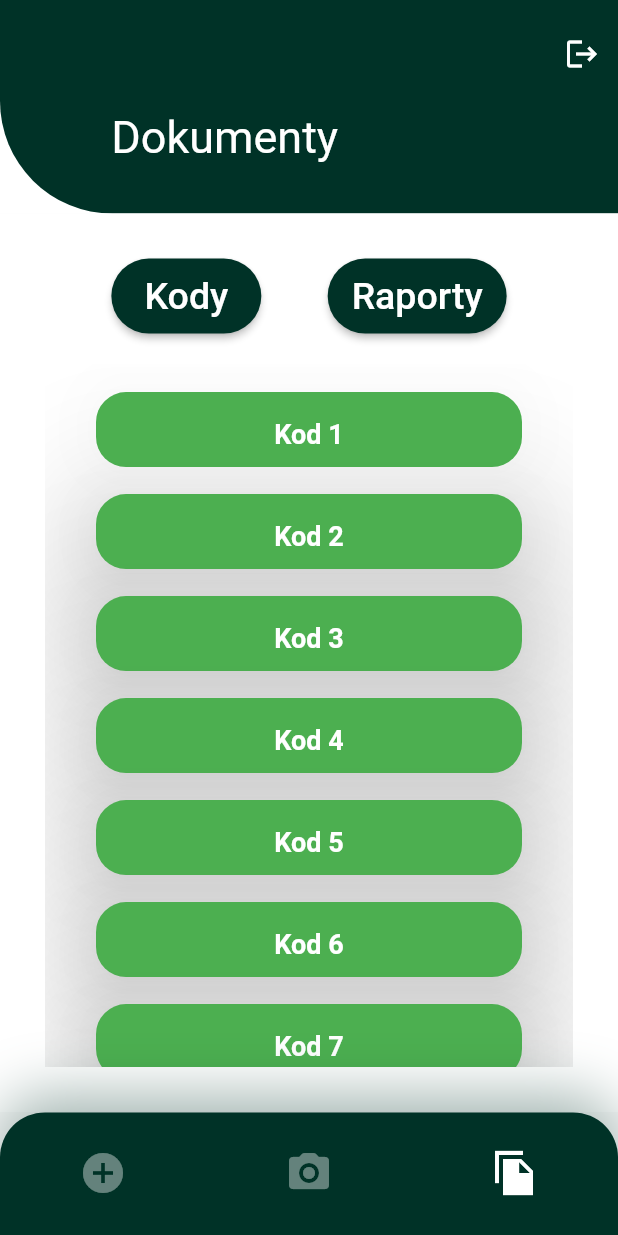
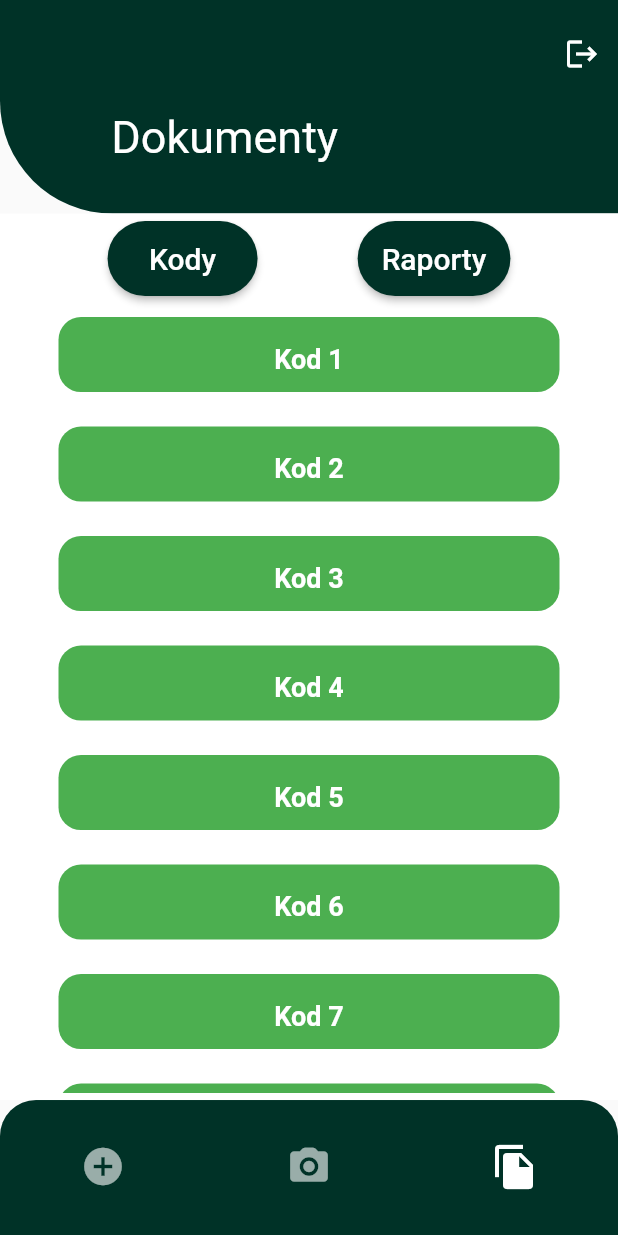
Before and after one commit to Lokinado/flutter_inventory_app, a Flutter app: the screen it shows once a user with an empty profile is signed in, item 3 of the bottom bar chosen, after a tap on "Kody", on a phone screen of 412 x 824 dp. Run offline on Flutter 3.47's test engine with Material 2 defaults, Android fonts, the light colour scheme and no system bars; our stand-ins replace camera, firebase_auth, firebase_core; accounts and stored records are empty; Roboto replaces fonts that are missing (Montserrat).

Commit message:
random commit

```diff
--- /dev/null
+++ b/lib/components/place_choose_button.dart
@@ -0,0 +1,43 @@
+import 'package:flutter/material.dart';
+
+class PlaceButton extends StatefulWidget {
+  PlaceButton({Key? key,
+    required this.onTap,
+    required this.locationVertically,
+    required this.locationHorizontally
+  }) : super(key: key);
+
+  final locationVertically;
+  final locationHorizontally;
+  final Function()? onTap;
+
+
+  @override
+  State<PlaceButton> createState() => _PlaceButtonState();
+}
+
+class _PlaceButtonState extends State<PlaceButton> {
+  var choosenValue = 0;
+  var value = 1;
+  @override
+  Widget build(BuildContext context) {
+    return Container(
+      alignment: Alignment(widget.locationHorizontally, widget.locationVertically),
+      child: ElevatedButton(
+        onPressed: () {
+          setState(() {
+            value = value+1;
+          });
+        },
+
+        child: Text('Sum = ${value}'),
+        style: ElevatedButton.styleFrom(
+          shape: RoundedRectangleBorder(
+            borderRadius: BorderRadius.circular(10),
+          ),
+
+        ),
+      ),
+    );
+  }
+}
--- a/lib/pages/documents/file_page.dart
+++ b/lib/pages/documents/file_page.dart
@@ -1,11 +1,9 @@
 import 'package:flutter/material.dart';
 import 'package:inventory_app/components/topbodysection.dart';
-import 'package:inventory_app/pages/documents/filehomebody.dart';
 import 'package:inventory_app/pages/documents/raporty.dart';
 
 import 'details_arguments.dart';
 import 'kody.dart';
-
 
 class FilePage extends StatefulWidget {
   @override
@@ -16,13 +14,14 @@ class _FilePageState extends State<FilePage> {
   @override
   Widget build(BuildContext context) {
     final Size rozmiar = MediaQuery.of(context).size;
-    return Scaffold(
-      body: Container(
-        color: Colors.white,
+    return Container(
+      //color: const Color.fromRGBO(0, 50, 39, 1),
       child: Column(
+        mainAxisAlignment: MainAxisAlignment.spaceEvenly,
         children: [
-            FileHomePage(
-              title: "Dokumenty",
+          TopBodySection(
+            key: UniqueKey(),
+            tekst: "Dokumenty",
             size: rozmiar,
             location: Location.right,
           ),
@@ -31,10 +30,10 @@ class _FilePageState extends State<FilePage> {
           ),
         ],
       ),
-      ),
     );
   }
 }
+
 class MainPage extends StatefulWidget {
   const MainPage({Key? key});
 
@@ -42,8 +41,12 @@ class MainPage extends StatefulWidget {
   _MainPageState createState() => _MainPageState();
 }
 
-class _MainPageState extends State<MainPage> {
+class _MainPageState extends State<MainPage>
+    with AutomaticKeepAliveClientMixin<MainPage> {
   String _selectedList = '';
+
+  @override
+  bool get wantKeepAlive => true;
 
   void _showList(String listName) {
     setState(() {
@@ -55,13 +58,9 @@ class _MainPageState extends State<MainPage> {
   Widget build(BuildContext context) {
     return Scaffold(
       appBar: null,
-      body: Column(
-        children: [
-
-          Expanded(
-            child: Container(
+      body: Container(
         color: Colors.white,
-              padding: const EdgeInsets.all(30),
+        padding: const EdgeInsets.all(5),
         child: Column(
           mainAxisAlignment: MainAxisAlignment.spaceEvenly,
           crossAxisAlignment: CrossAxisAlignment.stretch,
@@ -75,13 +74,13 @@ class _MainPageState extends State<MainPage> {
                     minimumSize: const Size(100, 50),
                     primary: Color.fromRGBO(0, 50, 39, 1),
                     shape: RoundedRectangleBorder(
-                            borderRadius: BorderRadius.circular(35),
+                      borderRadius: BorderRadius.circular(30),
                     ),
                   ),
                   child: const Text(
                     'Kody',
                     style: TextStyle(
-                            fontSize: 25,
+                      fontSize: 20,
                       color: Colors.white,
                     ),
                   ),
@@ -92,39 +91,34 @@ class _MainPageState extends State<MainPage> {
                     minimumSize: const Size(100, 50),
                     primary: Color.fromRGBO(0, 50, 39, 1),
                     shape: RoundedRectangleBorder(
-                            borderRadius: BorderRadius.circular(35),
+                      borderRadius: BorderRadius.circular(30),
                     ),
                   ),
                   child: const Text(
                     'Raporty',
                     style: TextStyle(
-                            fontSize: 25,
+                      fontSize: 20,
                       color: Colors.white,
                     ),
                   ),
                 ),
               ],
             ),
-                  Container(height: 20),
             _selectedList == ''
                 ? Container()
                 : Expanded(
               child: ListView.separated(
-                            padding: const EdgeInsets.symmetric(
-                                horizontal: 30, vertical: 15),
-                            separatorBuilder: (context, index) =>
-                                const SizedBox(height: 10),
-                            itemCount: _selectedList == 'Kody'
-                                ? Kody.ilosc
-                                : Raporty.ilosc,
+                padding: const EdgeInsets.symmetric(horizontal: 30, vertical: 10),
+                separatorBuilder: (context, index) => const SizedBox(height: 15),
+                itemCount: _selectedList == 'Kody' ? Kody.ilosc : Raporty.ilosc,
                 itemBuilder: (context, index) {
                   final String tileTitle = _selectedList == 'Kody'
                       ? 'Kod ${index + 1}'
                       : 'Raport ${index + 1}';
                   return Card(
-                                elevation: 40,
+                    elevation: 0,
                     shape: RoundedRectangleBorder(
-                                  borderRadius: BorderRadius.circular(20),
+                      borderRadius: BorderRadius.circular(15),
                     ),
                     color: Colors.green,
                     child: Container(
@@ -143,8 +137,7 @@ class _MainPageState extends State<MainPage> {
                           Navigator.push(
                             context,
                             MaterialPageRoute(
-                                          builder: (context) =>
-                                              DetailsPage(title: tileTitle),
+                              builder: (context) => DetailsPage(title: tileTitle),
                             ),
                           );
                         },
@@ -156,9 +149,6 @@ class _MainPageState extends State<MainPage> {
             ),
           ],
         ),
-            ),
-          ),
-        ],
       ),
     );
   }
@@ -173,6 +163,8 @@ class DetailsPage extends StatelessWidget {
   Widget build(BuildContext context) {
     return Scaffold(
       appBar: AppBar(
+        backgroundColor: Color.fromRGBO(0, 50, 39, 1),
+        toolbarHeight: 80,
         title: Text('Szczegóły: $title'),
       ),
       body: Center(
--- /dev/null
+++ b/lib/pages/documents/filehomebodypage.dart
@@ -0,0 +1,56 @@
+import 'package:flutter/material.dart';
+import 'package:inventory_app/components/topbodysection.dart';
+import 'package:inventory_app/pages/documents/details_arguments.dart';
+import 'package:inventory_app/pages/documents/kody.dart';
+import 'package:inventory_app/pages/documents/raporty.dart';
+import 'package:inventory_app/pages/scanner/scanner_page.dart';
+import 'package:inventory_app/components/topbodysection.dart';
+import 'package:inventory_app/components/rounded_rectangle.dart';
+
+class CenterFileHomePage extends StatefulWidget {
+  CenterFileHomePage({Key? key, required this.size, required this.location})
+      : super(key: key);
+
+  final Size size;
+  final Location location;
+
+  @override
+  State<CenterFileHomePage> createState() => _CenterFileHomePageState();
+}
+
+class _CenterFileHomePageState extends State<CenterFileHomePage>
+    with AutomaticKeepAliveClientMixin<CenterFileHomePage> {
+  String _selectedList = '';
+
+  @override
+  bool get wantKeepAlive => true;
+
+  void _showList(String listName) {
+    setState(() {
+      _selectedList = listName;
+    });
+  }
+
+  double roundness = 75;
+
+  @override
+  Widget build(BuildContext context) {
+    var elemWidth = widget.size.width * 0.9;
+    return Container(
+      height: double.infinity,
+      color: const Color.fromRGBO(0, 50, 39, 1),
+      child: Container(
+        width: widget.size.width,
+        decoration: BoxDecoration(
+          color: Colors.white,
+          borderRadius: BorderRadius.only(
+            topRight: Radius.circular(
+                widget.location == Location.right? roundness : 0),
+            topLeft: Radius.circular(
+                widget.location == Location.left? roundness : 0),
+          ),
+        ),
+      ),
+    );
+  }
+}
--- a/lib/pages/logged_page.dart
+++ b/lib/pages/logged_page.dart
@@ -14,110 +14,93 @@ class loggedMainPage extends StatefulWidget {
 }
 
 class _loggedMainPageState extends State<loggedMainPage>
-    with SingleTickerProviderStateMixin {
-
-  late TabController _tabController;
-  var selected = 1;
-
+    with SingleTickerProviderStateMixin, AutomaticKeepAliveClientMixin {
+  var _selectedPageIndex = 1;
+  late PageController _pageController;
+  List<Widget> _pages = [AddPage(), WyborMiejsca(), FilePage()];
 
   void signUserOut() async {
     await FirebaseAuth.instance.signOut();
   }
 
-  // Creatino and dispose of the element
+  @override
+  bool get wantKeepAlive => true;
+
 
   @override
   void initState() {
     super.initState();
-    _tabController = TabController(length: 3, vsync: this,
-        initialIndex: selected);
+    _pageController = PageController(initialPage: _selectedPageIndex);
+
   }
 
   @override
   void dispose() {
-    _tabController.dispose();
+    _pageController.dispose();
     super.dispose();
   }
 
-  //  Main page
-
   @override
   Widget build(BuildContext context) {
+    super.build(context); // Ensure the super build method is called
     return Scaffold(
-      appBar: buildAppBar(),  // With logged button
+      appBar: buildAppBar(),
+      body: PageView(
+        controller: _pageController,
+        onPageChanged: (index) {
+          setState(() {
+            _selectedPageIndex = index;
+          });
+        },
+        pageSnapping: true,
+        children: _pages,
+      ),
+      bottomNavigationBar: Container(
+        height: widget.size.height * 0.11,
+        child: ClipRRect(
+          borderRadius: const BorderRadius.only(
+            topRight: Radius.circular(24),
+            topLeft: Radius.circular(24),
+          ),
+          child: BottomNavigationBar(
+            currentIndex: _selectedPageIndex,
+            selectedIconTheme: const IconThemeData(
+              color: Colors.white,
+              size: 32,
+            ),
+            unselectedIconTheme: const IconThemeData(
+              color: Colors.white60,
+              size: 30,
+            ),
+            showSelectedLabels: false,
+            showUnselectedLabels: false,
+            backgroundColor: const Color.fromRGBO(0, 50, 39, 1),
+            onTap: (selectedPageIndex) {
+              setState(() {
+                _selectedPageIndex = selectedPageIndex;
+                _pageController.jumpToPage(selectedPageIndex);
+              });
+            },
+            items: const [
+              BottomNavigationBarItem(
+                icon: Icon(Icons.add_circle_outlined),
+                label: "addpage",
+              ),
+              BottomNavigationBarItem(
+                icon: Icon(Icons.camera_alt_rounded),
+                label: "Camera",
+              ),
+              BottomNavigationBarItem(
+                icon: Icon(Icons.file_copy),
+                label: "Files",
+              ),
+            ],
+          ),
 
-      body: TabBarView(
-        controller: _tabController,
-        physics: NeverScrollableScrollPhysics(),
-        children: <Widget>[
-          AddPage(),
-          WyborMiejsca(),
-          FilePage(),
-        ],
-      ),
-
-
-      bottomNavigationBar: Container(
-        height: widget.size.height * 0.1, // Bottom bar is 10% of the height
-        decoration: BoxDecoration(
-          boxShadow: [
-            BoxShadow(
-              offset: const Offset(0, -10),
-              blurRadius: 35,
-              color: const Color.fromRGBO(0, 50, 39, 1).withOpacity(0.38),
-            ),
-          ],
-          color: const Color.fromRGBO(0, 50, 39, 1),
-          borderRadius: const BorderRadius.only(
-            topLeft: Radius.circular(30),
-            topRight: Radius.circular(30),
-          ),
-        ),
-
-        //  The bottm bar itself
-        child: TabBar(
-          indicator: BoxDecoration(),
-          controller: _tabController,
-          onTap: (index) {
-            setState(() {
-              selected = index;
-            });
-          },
-          tabs: <Widget>[
-
-            //  Addition page
-            Tab(
-              icon: Icon(
-                Icons.add_circle_outlined,
-                size: 32,
-                color: Color.fromARGB(selected == 0 ? 255 : 100, 255, 255, 255),
-              ),
-            ),
-
-            // Scanner page
-            Tab(
-              icon: Icon(
-                Icons.camera_alt_rounded,
-                size: 32,
-                color: Color.fromARGB(selected == 1 ? 255 : 100, 255, 255, 255),
-              ),
-            ),
-
-            // File Page
-            Tab(
-              icon: Icon(
-                Icons.file_copy_sharp,
-                size: 32,
-                color: Color.fromARGB(selected == 2 ? 255 : 100, 255, 255, 255),
-              ),
-            ),
-          ],
         ),
       ),
     );
   }
-
-
   // Custom AppBar
   AppBar buildAppBar() {
     return AppBar(
@@ -137,5 +120,4 @@ class _loggedMainPageState extends State<loggedMainPage>
       ],
     );
   }
-
 }
--- a/lib/pages/scanner/scanerhomepagecenter.dart
+++ b/lib/pages/scanner/scanerhomepagecenter.dart
@@ -1,48 +1,63 @@
 import 'package:flutter/material.dart';
-import 'package:inventory_app/pages/scanner/scanner_page.dart';
 import 'package:inventory_app/components/topbodysection.dart';
-import 'package:inventory_app/components/rounded_rectangle.dart';
+import 'package:inventory_app/components/place_choose_button.dart';
 
-class CenterScanHomePage extends StatelessWidget {
-   CenterScanHomePage({Key? key,
-    required this.size,
-    required this.location})
+class CenterScanHomePage extends StatefulWidget {
+  CenterScanHomePage({Key? key, required this.size, required this.location})
       : super(key: key);
 
   final Size size;
   final Location location;
+  @override
+  State<CenterScanHomePage> createState() => _CenterScanHomePageState();
+}
+
+class _CenterScanHomePageState extends State<CenterScanHomePage>
+    with AutomaticKeepAliveClientMixin<CenterScanHomePage>{
   double roundness = 75;
 
+  @override
+  bool get wantKeepAlive => true;
 
   @override
   Widget build(BuildContext context) {
-    var elemWidth = size.width*0.9;
+    super.build(context);
+    var elemWidth = widget.size.width * 0.9;
     return Container(
-      height: size.height*0.7,
+        height: widget.size.height * 0.7,
         color: const Color.fromRGBO(0, 50, 39, 1),
         child: Container(
-        width: size.width,
-        height: size.height,
+          width: widget.size.width,
+          height: widget.size.height,
           decoration: BoxDecoration(
             color: Colors.white,
             borderRadius: BorderRadius.only(
-            topRight: Radius.circular(
-                location == Location.right? roundness : 0),
-            topLeft: Radius.circular(
-                location == Location.left? roundness : 0),
+              topRight:
+              Radius.circular(widget.location == Location.right ? roundness : 0),
+              topLeft:
+              Radius.circular(widget.location == Location.left ? roundness : 0),
             ),
           ),
-        child: Stack(
+          child: Column(
+            mainAxisAlignment: MainAxisAlignment.center,
             children: <Widget>[
-            roundedRectangleTextBox(text: '${34}     |     Budynek', top: 110, right: 5, width: elemWidth),
-            //roundedRectangleTextBox(text: '${3}     |     Piętro', top: 190, right: 5,  width: elemWidth),
-            roundedRectangleTextBox(text: '${32}      |     Pomieszczenie', top: 270, right: 5,  width: elemWidth),
-            roundedRectangleButton(destination: CameraPage(), top: 410, right: 5, width: elemWidth, napis: "Coś nowego",),
-
+              PlaceButton(
+                onTap: () {},
+                locationHorizontally: 0.0,
+                locationVertically: 0.0,
+              ),
+              PlaceButton(
+                onTap: () {},
+                locationHorizontally: 0.0,
+                locationVertically: 0.0,
+              ),
+              PlaceButton(
+                onTap: () {},
+                locationHorizontally: 0.0,
+                locationVertically: 0.0,
+              )
             ],
           ),
-      )
-    );
-
+        ));
   }
 }
```
Also changed, not shown: 1 other file. Lines whose indentation alone changed are shown as unchanged.
